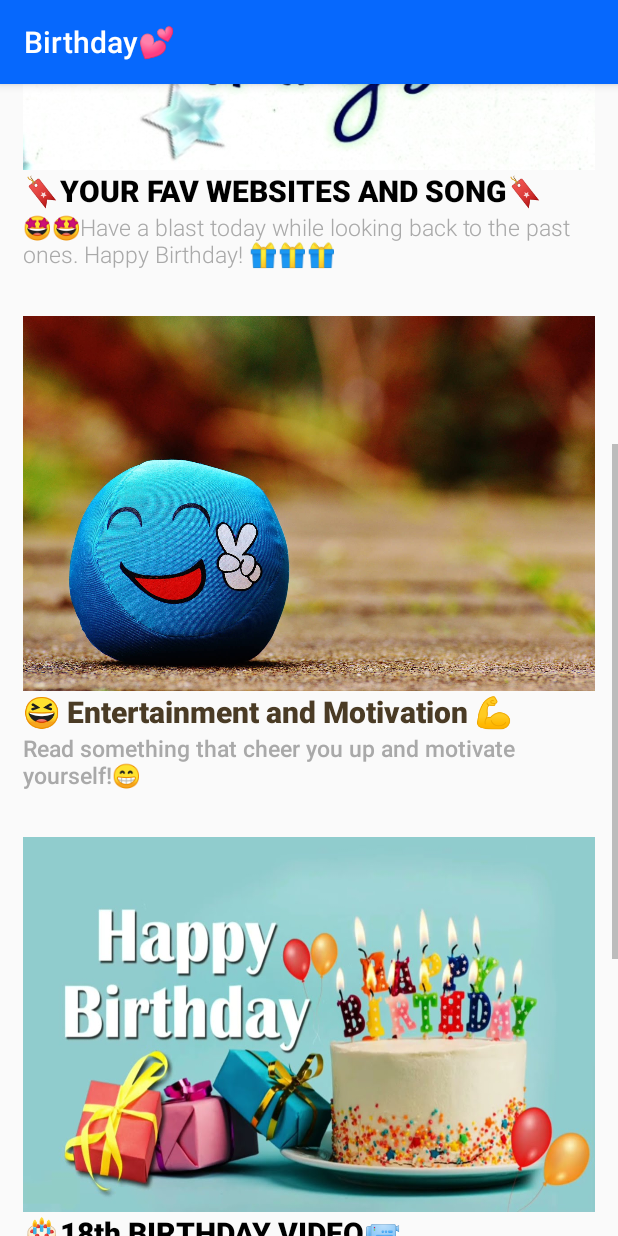
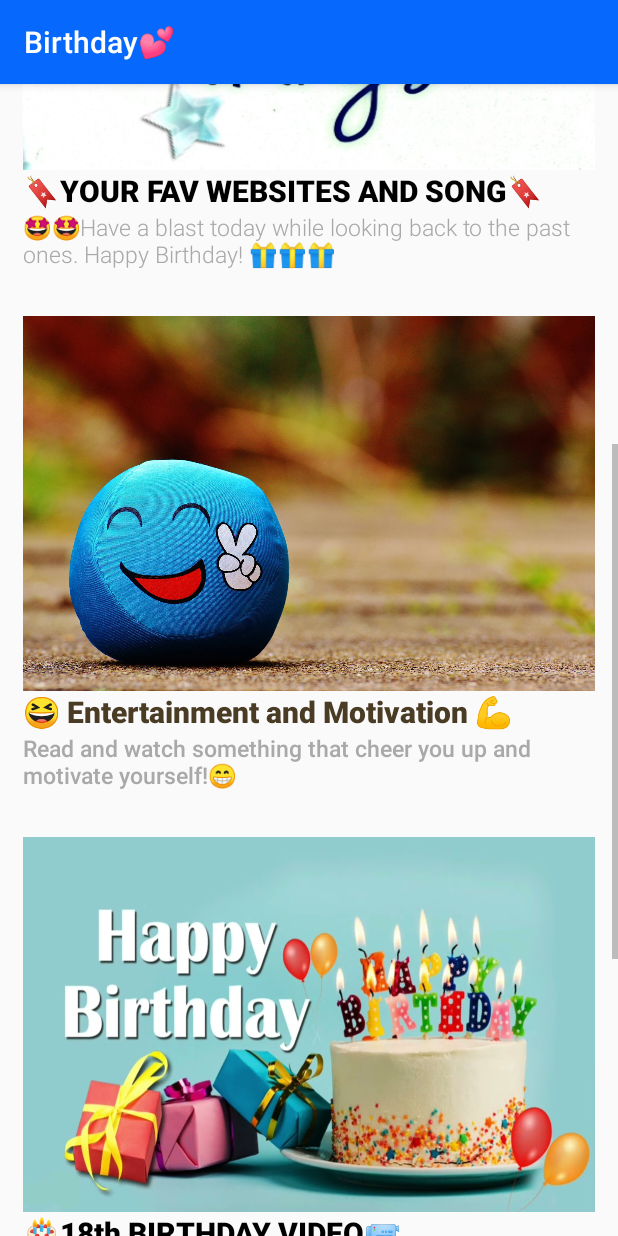
Before and after one commit to GiselleYen/CAT-Project, an Android app: the FirstActivity screen opened directly, with no data from a screen before it, scrolled down 537 dp, on a phone screen of 412 x 824 dp. Run offline under Robolectric (Android 15) with nearby library versions, the phone set to English and light mode, and no system bars.

Commit message:
Wei En's version updated5

```diff
--- a/app/src/main/res/layout/activity_first.xml
+++ b/app/src/main/res/layout/activity_first.xml
@@ -95,7 +95,7 @@
                 <TextView
                     android:layout_width="match_parent"
                     android:layout_height="wrap_content"
-                    android:text="Read something that cheer you up and motivate yourself!😁"
+                    android:text="Read and watch something that cheer you up and motivate yourself!😁"
                     android:fontFamily="sans-serif-light"
                     android:textColor="#a9a9a9"
                     android:textSize="15sp"
```
